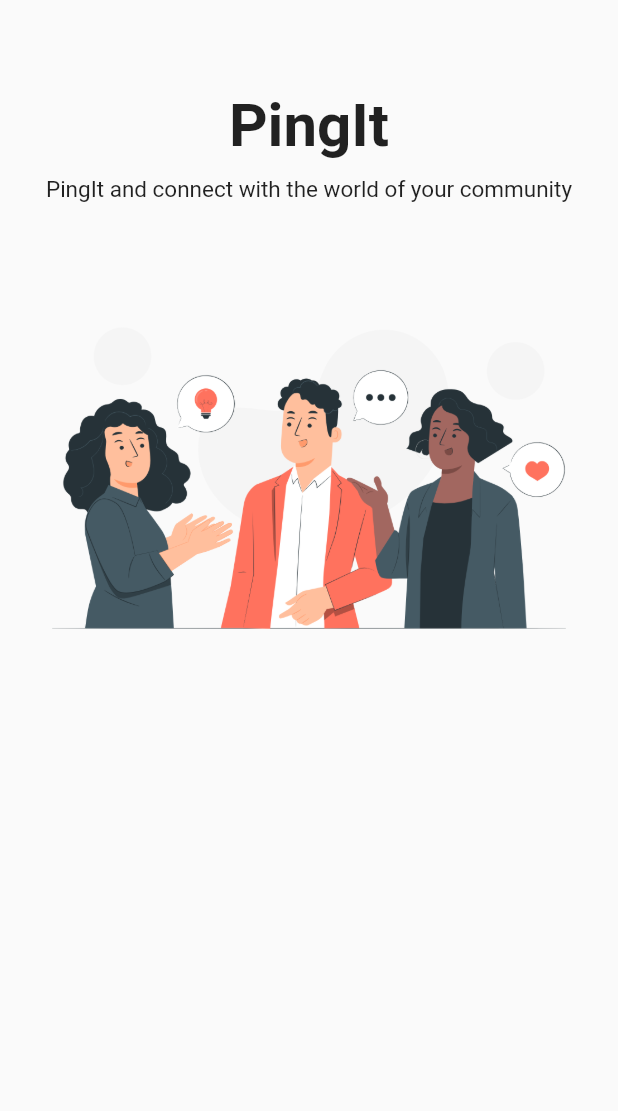
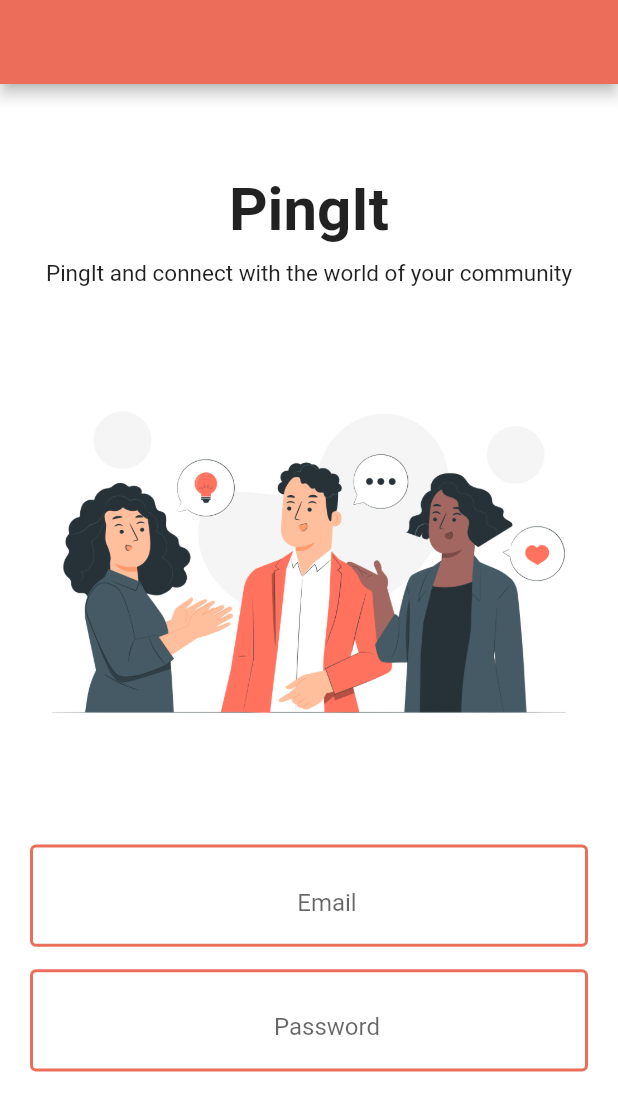
Before and after one commit to shauryagupta45/PingIt_flutter, a Flutter app: the screen it shows after launch, on a phone screen of 412 x 824 dp. Shown: the top 1111 px of the screen. Run offline on Flutter 3.47's test engine with Material 2 defaults, Android fonts, the light colour scheme and no system bars; our stand-ins replace firebase_core, shared_preferences; missing offline and left inert: dart:html; accounts and stored records are empty.

Commit message:
login page designing

```diff
--- a/lib/main.dart
+++ b/lib/main.dart
@@ -58,6 +58,10 @@
   Widget build(BuildContext context) {
     return MaterialApp(
       debugShowCheckedModeBanner: false,
+      theme: ThemeData(
+        primaryColor: Constants().primaryColor,
+        scaffoldBackgroundColor: Colors.white,
+      ),
       home: _isSignedIn ? const HomePage() : const LoginPage(),
     );
   }
--- a/lib/pages/auth/login_page.dart
+++ b/lib/pages/auth/login_page.dart
@@ -4,8 +4,8 @@
 
 import 'package:flutter/src/foundation/key.dart';
 import 'package:flutter/src/widgets/framework.dart';
-
 import 'package:flutter/material.dart';
+import 'package:ping_it_chat/widget/widgets.dart';
 
 class LoginPage extends StatefulWidget {
   const LoginPage({Key? key}) : super(key: key);
@@ -19,6 +19,9 @@
   @override
   Widget build(BuildContext context) {
     return Scaffold(
+      appBar: AppBar(
+        backgroundColor: Theme.of(context).primaryColor,
+      ),
       body: SingleChildScrollView(
         child: Padding(
           padding: const EdgeInsets.symmetric(horizontal: 20, vertical: 60),
@@ -45,6 +48,26 @@
                   "assets/login_page.png",
                   fit: BoxFit.fill,
                 ),
+                TextFormField(
+                  textAlign: TextAlign.center,
+                  decoration: textInputDecoration.copyWith(
+                      hintText: "Email",
+                      prefix: Icon(
+                        Icons.email,
+                        color: Theme.of(context).primaryColor,
+                      )),
+                ),
+                const SizedBox(height: 15),
+                TextFormField(
+                  textAlign: TextAlign.center,
+                  decoration: textInputDecoration.copyWith(
+                    hintText: "Password",
+                    prefix: Icon(
+                      Icons.lock,
+                      color: Theme.of(context).primaryColor,
+                    ),
+                  ),
+                )
               ],
             ),
           ),
--- a/lib/shared/constants.dart
+++ b/lib/shared/constants.dart
@@ -1,7 +1,9 @@
+import 'package:flutter/material.dart';
+
 class Constants {
-
   static String appId = "1:387224767329:web:7df5d0168951b2a793d320";
   static String apiKey = "AIzaSyDBfpWUjNyxDlvW-nG7Yzt4zweQ64nCAJI";
   static String messaginSenderId = "387224767329";
   static String projectId = "ping-it-flutter";
+  final primaryColor = const Color(0XFFec6e5a);
 }
--- /dev/null
+++ b/lib/widget/widgets.dart
@@ -0,0 +1,21 @@
+import 'package:flutter/material.dart';
+
+const textInputDecoration = InputDecoration(
+     labelStyle: TextStyle(color: Colors.black,fontWeight: FontWeight.w300),
+
+    border: OutlineInputBorder(
+    borderRadius: BorderRadius.all(Radius.circular(20.0)),
+      borderSide: BorderSide(color: Colors.white),
+  ),
+     focusedBorder: OutlineInputBorder(
+      borderSide: BorderSide(color : Color(0XFFec6e5a), width: 2 ),
+     ),//It's the border setting , which will get applied if you're focussing on the box, let's the cursor is there
+
+      enabledBorder: OutlineInputBorder(
+      borderSide: BorderSide(color : Color(0XFFec6e5a), width: 2 ),
+     ),//It's the border setting , which will be the default setting, it will only change if the box is selected
+
+      errorBorder: OutlineInputBorder(
+      borderSide: BorderSide(color : Color(0XFFec6e5a), width: 2 ),
+     ),//It's the border setting , which will get applied if there is an error in the box.
+);
```
